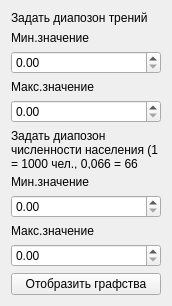
Above: widgets/ddmFrictionPopulationFilterWidget.ui from alexeymarunin/ddm before the change. Below: the same form after it.
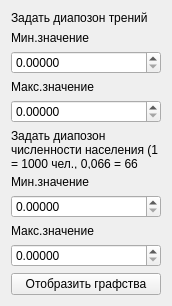
That is the form after the change. Icons and pictures are not drawn.

Diff of the .ui file:
```diff
--- a/widgets/ddmFrictionPopulationFilterWidget.ui
+++ b/widgets/ddmFrictionPopulationFilterWidget.ui
@@ -37,7 +37,11 @@
       </widget>
      </item>
      <item>
-      <widget class="QDoubleSpinBox" name="m_spFrMinValue"/>
+      <widget class="QDoubleSpinBox" name="m_spFrMinValue">
+       <property name="decimals">
+        <number>5</number>
+       </property>
+      </widget>
      </item>
      <item>
       <widget class="QLabel" name="labelMaxValue">
@@ -47,7 +51,11 @@
       </widget>
      </item>
      <item>
-      <widget class="QDoubleSpinBox" name="m_spFrMaxValue"/>
+      <widget class="QDoubleSpinBox" name="m_spFrMaxValue">
+       <property name="decimals">
+        <number>5</number>
+       </property>
+      </widget>
      </item>
      <item>
       <widget class="QLabel" name="label_2">
@@ -67,7 +75,11 @@
       </widget>
      </item>
      <item>
-      <widget class="QDoubleSpinBox" name="m_spPopMinValue"/>
+      <widget class="QDoubleSpinBox" name="m_spPopMinValue">
+       <property name="decimals">
+        <number>5</number>
+       </property>
+      </widget>
      </item>
      <item>
       <widget class="QLabel" name="labelMaxValue_2">
@@ -77,7 +89,11 @@
       </widget>
      </item>
      <item>
-      <widget class="QDoubleSpinBox" name="m_spPopMaxValue"/>
+      <widget class="QDoubleSpinBox" name="m_spPopMaxValue">
+       <property name="decimals">
+        <number>5</number>
+       </property>
+      </widget>
      </item>
      <item>
       <widget class="QPushButton" name="buttonApply">
```
